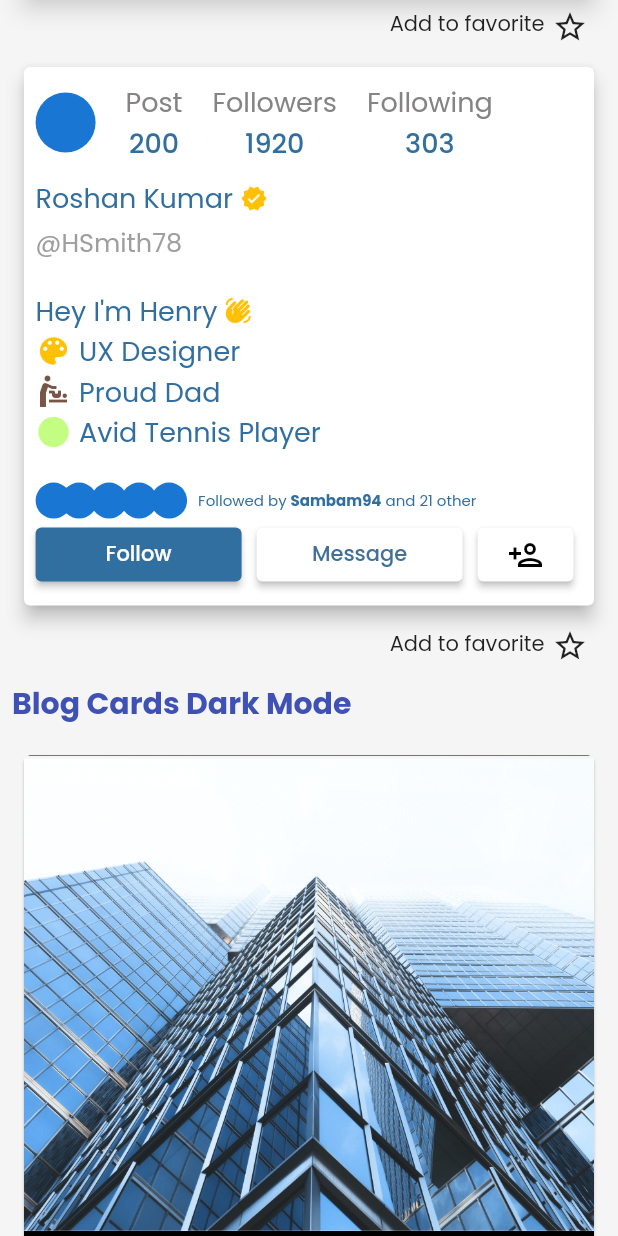
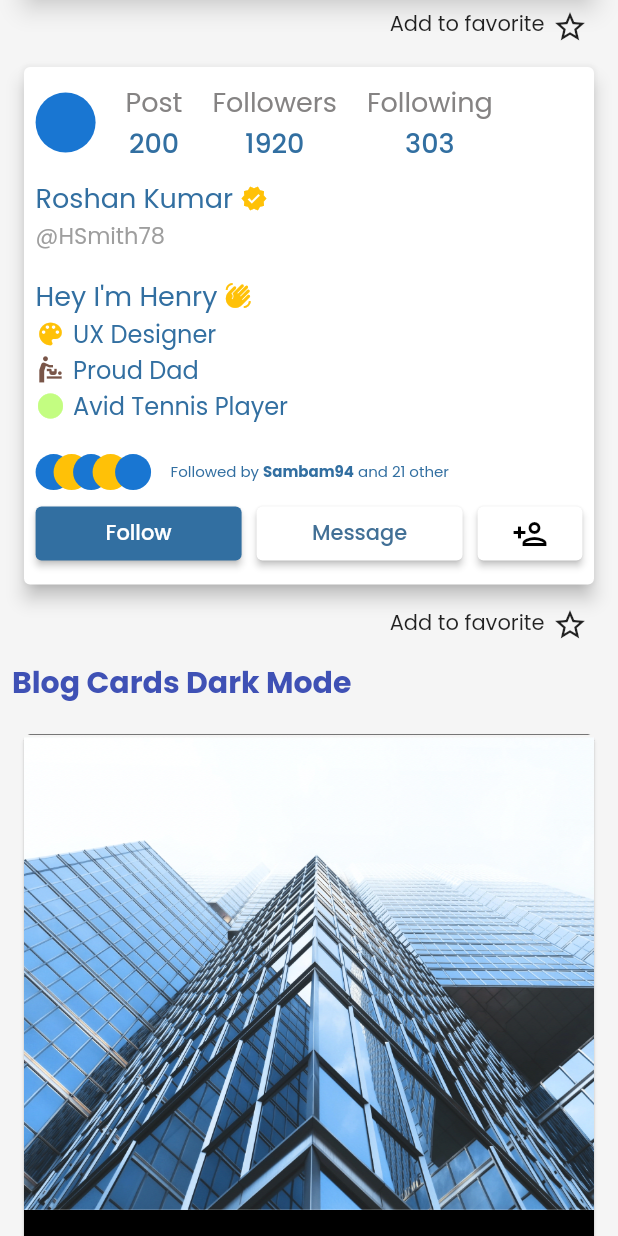
Before and after one commit to Clueless-Community/Spectrum-UI, a Flutter app: the CardScreen screen opened directly, scrolled down 1152 dp, on a phone screen of 412 x 824 dp. Run offline on Flutter 3.47's test engine with Material 2 defaults, Android fonts, the phone set to English and light mode, and no system bars; our stand-ins replace fluentui_icons, google_fonts, syncfusion_flutter_sliders; missing offline and left inert: clipboard, syncfusion_flutter_core; network calls fail.

Commit message:
Card 04 Updated

```diff
--- a/lib/ui_components/cards/All Cards/social_card/card_4.dart
+++ b/lib/ui_components/cards/All Cards/social_card/card_4.dart
@@ -15,7 +15,7 @@ class FourthCard extends StatelessWidget {
                 const EdgeInsets.only(left: 5, top: 10, bottom: 10, right: 5),
             child: Column(
               children: [
-                const Row(
+                Row(
                   children: [
                     CircleAvatar(),
                     SizedBox(
@@ -83,7 +83,7 @@ class FourthCard extends StatelessWidget {
                   ],
                 ),
                 const SizedBox(height: 10),
-                const Row(
+                 Row(
                   children: [
                     Text(
                       "Roshan Kumar",
@@ -101,21 +101,19 @@ class FourthCard extends StatelessWidget {
                     )
                   ],
                 ),
-                const SizedBox(
-                  height: 3,
-                ),
-                const Row(
+
+                 Row(
                   children: [
                     Text(
                       "@HSmith78",
-                      style: TextStyle(color: Colors.grey, fontSize: 17),
+                      style: TextStyle(color: Colors.grey, fontSize: 15),
                     )
                   ],
                 ),
                 const SizedBox(
-                  height: 20,
+                  height: 15,
                 ),
-                const Row(
+                 Row(
                   children: [
                     Text(
                       "Hey I'm Henry",
@@ -134,11 +132,12 @@ class FourthCard extends StatelessWidget {
                     )
                   ],
                 ),
-                const Row(
+                Row(
                   children: [
                     Icon(
                       Icons.color_lens,
                       color: Colors.amber,
+                      size: 20,
                     ),
                     SizedBox(
                       width: 5,
@@ -147,15 +146,16 @@ class FourthCard extends StatelessWidget {
                       "UX Designer",
                       style: TextStyle(
                           color: Color.fromARGB(255, 50, 111, 161),
-                          fontSize: 18),
+                          fontSize: 16 ),
                     ),
                   ],
                 ),
-                const Row(
+                Row(
                   children: [
                     Icon(
                       Icons.baby_changing_station,
                       color: Colors.brown,
+                      size: 20,
                     ),
                     SizedBox(
                       width: 5,
@@ -163,17 +163,18 @@ class FourthCard extends StatelessWidget {
                     Text(
                       "Proud Dad",
                       style: TextStyle(
-                        fontSize: 18,
+                        fontSize: 16,
                         color: Color.fromARGB(255, 50, 111, 161),
                       ),
                     ),
                   ],
                 ),
-                const Row(
+                Row(
                   children: [
                     Icon(
                       Icons.circle,
                       color: Color.fromARGB(255, 195, 253, 129),
+                      size: 20,
                     ),
                     SizedBox(
                       width: 5,
@@ -182,40 +183,42 @@ class FourthCard extends StatelessWidget {
                       "Avid Tennis Player",
                       style: TextStyle(
                           color: Color.fromARGB(255, 50, 111, 161),
-                          fontSize: 18),
+                          fontSize: 16),
                     ),
                   ],
                 ),
                 const SizedBox(
                   height: 20,
                 ),
-                const Row(
+                 Row(
                    children: [
                     SizedBox(
                       // width: double.infinity,
-                      width: 103,
+                      width: 90,
                       child: Stack(
                         children: [
                           CircleAvatar(
                             radius: 12,
                           ),
                           Positioned(
-                              left: 17,
+                              left: 12,
+                              child: CircleAvatar(
+                                radius: 12,
+                                backgroundColor: Colors.amber,
+                              )),
+                          Positioned(
+                              left: 25,
                               child: CircleAvatar(
                                 radius: 12,
                               )),
                           Positioned(
-                              left: 37,
+                              left: 38,
                               child: CircleAvatar(
                                 radius: 12,
+                                backgroundColor: Colors.amber,
                               )),
                           Positioned(
-                              left: 57,
-                              child: CircleAvatar(
-                                radius: 12,
-                              )),
-                          Positioned(
-                              left: 77,
+                              left: 53,
                               child: CircleAvatar(
                                 radius: 12,
                               )),
@@ -223,7 +226,7 @@ class FourthCard extends StatelessWidget {
                       ),
                     ),
                     Text(
-                      "  Followed by ",
+                      "Followed by ",
                       style:
                           TextStyle(color: Color.fromARGB(255, 50, 111, 161,), fontSize: 10),
                     ),
@@ -245,6 +248,9 @@ class FourthCard extends StatelessWidget {
                           TextStyle(color: Color.fromARGB(255, 50, 111, 161), fontSize: 10),
                     )
                   ],
+                ),
+                const SizedBox(
+                  height: 5,
                 ),
                 Row(
                   children: [
@@ -280,14 +286,16 @@ class FourthCard extends StatelessWidget {
                     const SizedBox(
                       width: 10,
                     ),
-                    ElevatedButton(
+                    Expanded(
+                      child: ElevatedButton(
                           onPressed: () {},
                           style: ElevatedButton.styleFrom(
                               backgroundColor: Colors.white),
                           child: const Icon(
                             Icons.person_add_outlined,
                             color: Colors.black,
-                        ))
+                          )),
+                    )
                   ],
                 )
               ],
```
Lines whose indentation alone changed are shown as unchanged.
